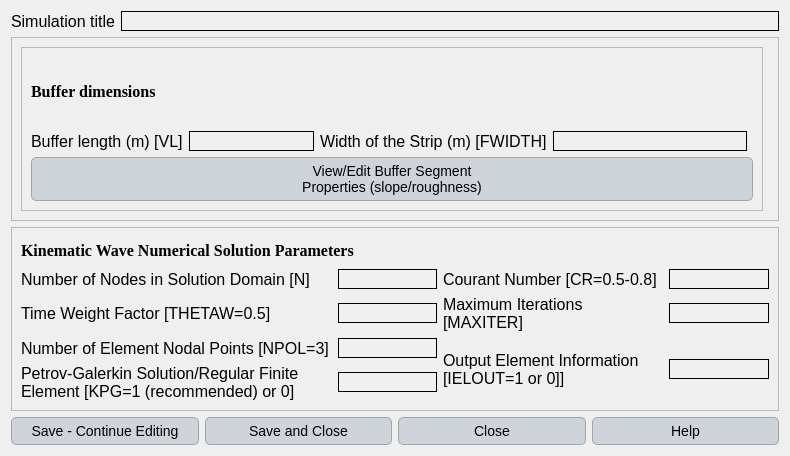
First picture: the form in ui/overland_flow.ui, repository Inigobarbe/VFSMOD-GUI, before the edit.
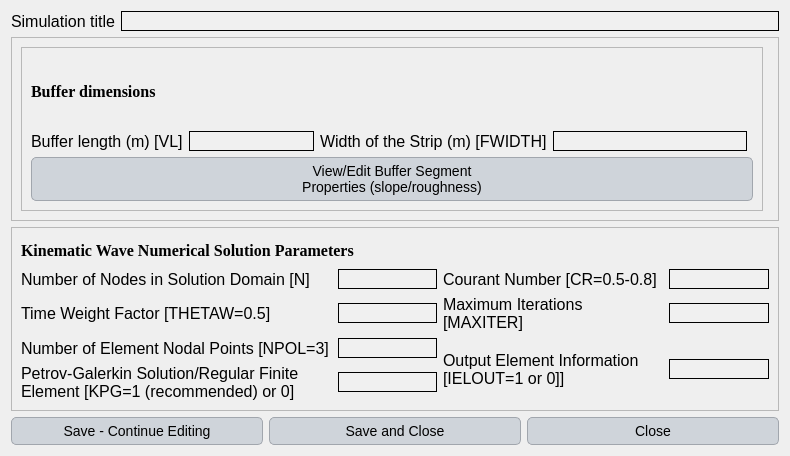
Second picture: the form after the edit.

Patch:
```diff
--- a/ui/overland_flow.ui
+++ b/ui/overland_flow.ui
@@ -445,13 +445,6 @@
        </property>
       </widget>
      </item>
-     <item>
-      <widget class="QPushButton" name="pushButton">
-       <property name="text">
-        <string>Help</string>
-       </property>
-      </widget>
-     </item>
     </layout>
    </item>
   </layout>
```
